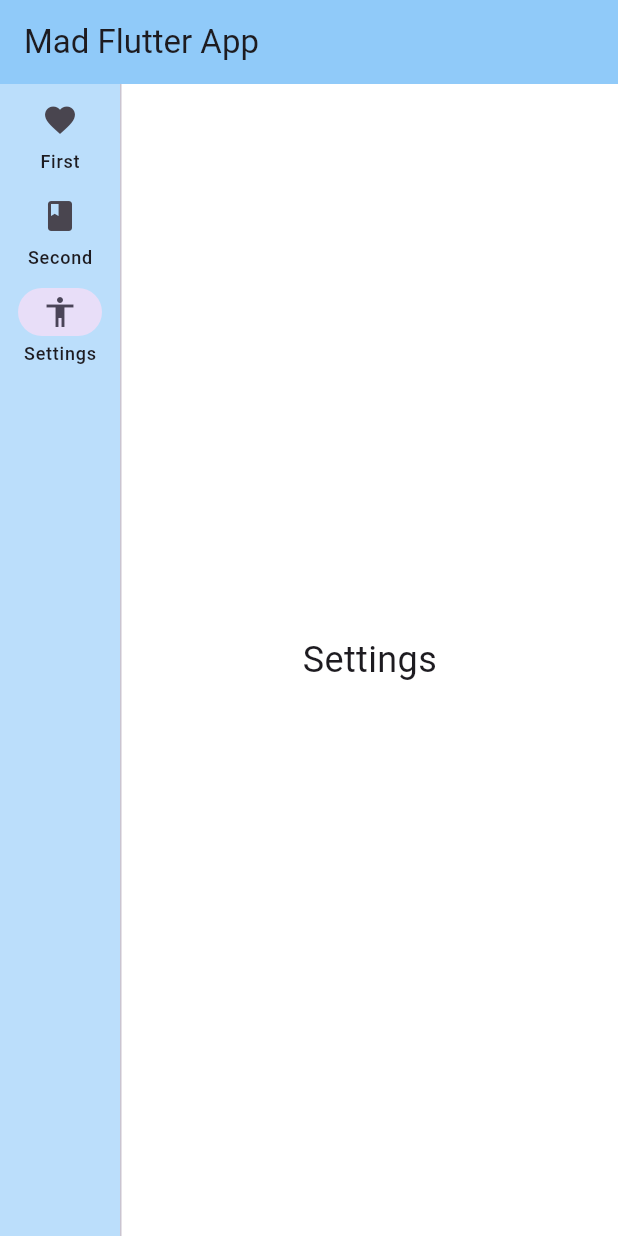
After one commit to GabrielAmisUPM/MADFlutter, a Flutter app: the screen it shows after launch, after a tap on "Second", after a tap on "Settings", on a phone screen of 412 x 824 dp. The commit adds this screen. Run offline on Flutter 3.47's test engine with Material 3 defaults, Android fonts, the phone set to English and light mode, and no system bars; our stand-ins replace geolocator, shared_preferences.

Commit message:
Sensors done

```diff
--- a/helloworld/lib/main.dart
+++ b/helloworld/lib/main.dart
@@ -1,6 +1,7 @@
 import 'package:flutter/material.dart';
 import 'package:helloworld/screens/first.dart';
 import 'package:helloworld/screens/second.dart';
+import 'package:helloworld/screens/settings_screen.dart';
 import 'package:helloworld/widgets/navigation_rails.dart';
 
 void main() {
@@ -33,6 +34,7 @@ class _NavRailMenuState extends State<NavRailMenu> {
   final List<Widget> _widgetOptions = <Widget>[
     FirstScreen(),
     SecondScreen(),
+    SettingsScreen(),
   ];
 
   @override
--- /dev/null
+++ b/helloworld/lib/screens/settings_screen.dart
@@ -0,0 +1,19 @@
+import 'package:flutter/material.dart';
+import 'dart:io';
+import 'dart:async';
+import 'package:geolocator/geolocator.dart';
+import 'package:path_provider/path_provider.dart';
+import 'package:shared_preferences/shared_preferences.dart';
+import 'settings_screen.dart';
+
+class SettingsScreen extends StatelessWidget {
+  @override
+  Widget build(BuildContext context) {
+    return const Center(
+      child: Text(
+        'Settings',
+        style: TextStyle(fontSize: 24),
+      ),
+    );
+  }
+}
--- a/helloworld/lib/widgets/navigation_rails.dart
+++ b/helloworld/lib/widgets/navigation_rails.dart
@@ -25,6 +25,10 @@ class NavigationRailWidget extends StatelessWidget {
           icon: Icon(Icons.book),
           label: Text('Second'),
         ),
+        NavigationRailDestination(
+          icon: Icon(Icons.accessibility),
+          label: Text('Settings'),
+        ),
       ],
     );
   }
--- a/helloworld/pubspec.yaml
+++ b/helloworld/pubspec.yaml
@@ -28,8 +28,14 @@ environment:
 # the latest version available on pub.dev. To see which dependencies have newer
 # versions available, run `flutter pub outdated`.
 dependencies:
+  fluttertoast: ^8.0.8
+  shared_preferences: ^2.2.2
   flutter:
     sdk: flutter
+  geolocator: ^11.0.0
+  path_provider: ^2.0.9
+  csv: ^6.0.0
+  intl: ^0.19.0
 
 
   # The following adds the Cupertino Icons font to your application.
```
Also changed, not shown: helloworld/lib/screens/first.dart (+80 -5 lines), helloworld/pubspec.lock, 4 other files.
